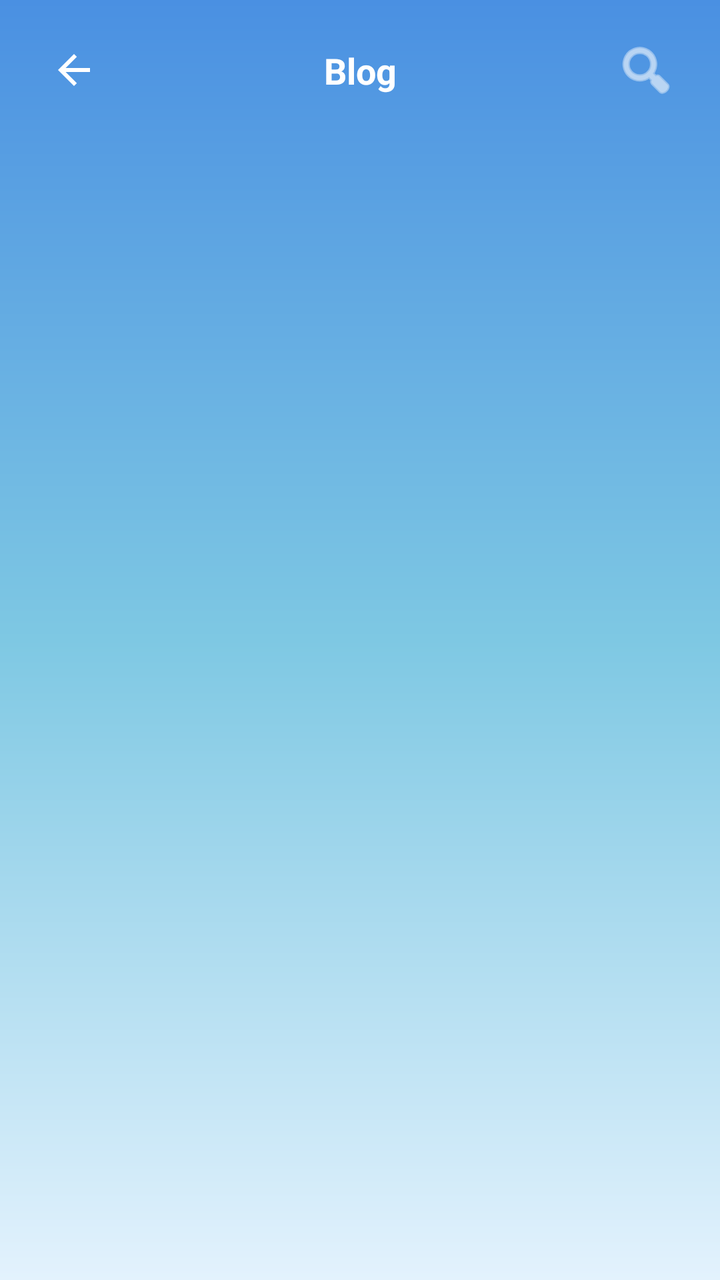
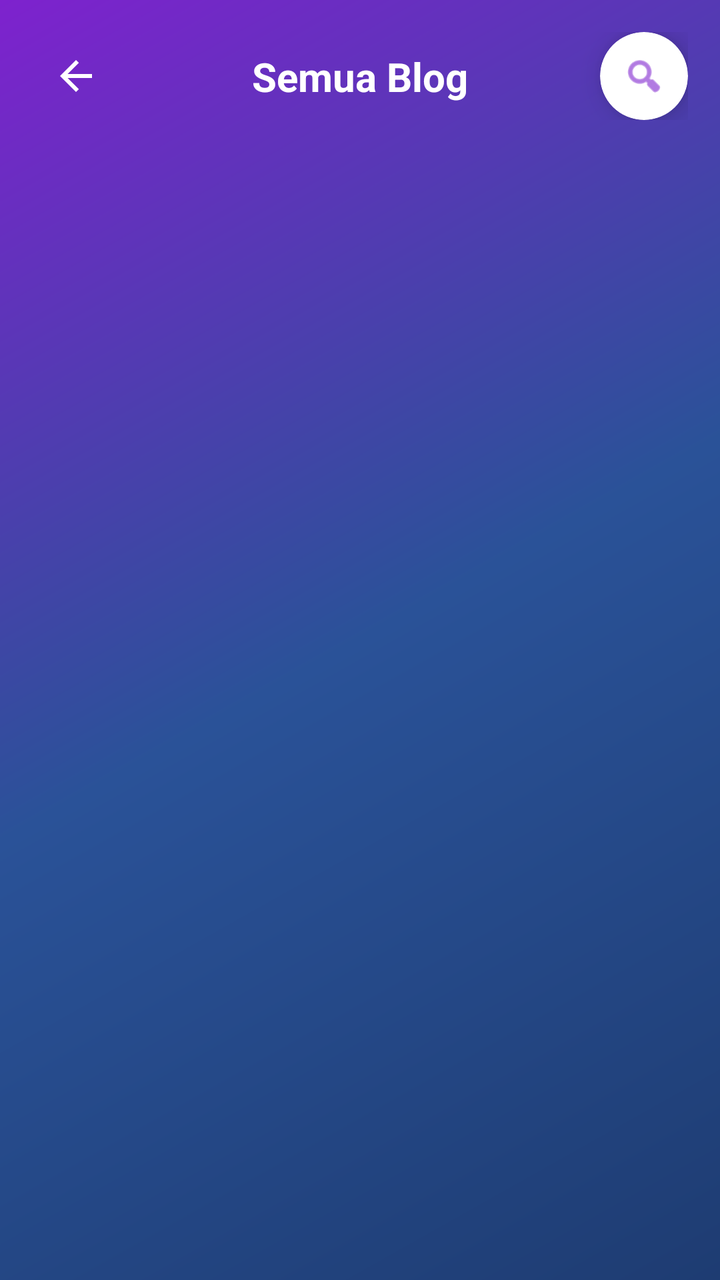

Two renders of the same Android screen: before a commit and after it. Below are the layout's source before the change and the commit's diff.
<!-- AndroidManifest.xml: application theme Theme.NajwaBelajarNavigationDrawer -->
<!-- res/layout/activity_blog_list_user.xml -->
<?xml version="1.0" encoding="utf-8"?>
<androidx.constraintlayout.widget.ConstraintLayout
    xmlns:android="http://schemas.android.com/apk/res/android"
    xmlns:app="http://schemas.android.com/apk/res-auto"
    android:id="@+id/root"
    android:layout_width="match_parent"
    android:layout_height="match_parent"
    android:background="@drawable/bg_gradient">

    
    <androidx.constraintlayout.widget.ConstraintLayout
        android:id="@+id/topBar"
        android:layout_width="0dp"
        android:layout_height="wrap_content"
        android:paddingStart="16dp"
        android:paddingEnd="16dp"
        android:paddingTop="14dp"
        android:paddingBottom="10dp"
        app:layout_constraintTop_toTopOf="parent"
        app:layout_constraintStart_toStartOf="parent"
        app:layout_constraintEnd_toEndOf="parent">

        <ImageButton
            android:id="@+id/btnBack"
            android:layout_width="42dp"
            android:layout_height="42dp"
            android:background="@android:color/transparent"
            android:contentDescription="Kembali"
            android:padding="8dp"
            android:src="@drawable/kembali"
            app:tint="@android:color/white"
            app:layout_constraintStart_toStartOf="parent"
            app:layout_constraintTop_toTopOf="parent"
            app:layout_constraintBottom_toBottomOf="parent"/>

        <TextView
            android:id="@+id/tvTitle"
            android:layout_width="0dp"
            android:layout_height="wrap_content"
            android:text="Blog"
            android:textColor="@android:color/white"
            android:textSize="18sp"
            android:textStyle="bold"
            android:gravity="center"
            app:layout_constraintStart_toEndOf="@id/btnBack"
            app:layout_constraintEnd_toStartOf="@id/btnSearch"
            app:layout_constraintTop_toTopOf="@id/btnBack"
            app:layout_constraintBottom_toBottomOf="@id/btnBack"/>

        <ImageButton
            android:id="@+id/btnSearch"
            android:layout_width="42dp"
            android:layout_height="42dp"
            android:background="@android:color/transparent"
            android:contentDescription="Cari"
            android:padding="8dp"
            android:src="@android:drawable/ic_menu_search"
            app:tint="@android:color/white"
            app:layout_constraintEnd_toEndOf="parent"
            app:layout_constraintTop_toTopOf="parent"
            app:layout_constraintBottom_toBottomOf="parent"/>

    </androidx.constraintlayout.widget.ConstraintLayout>

    
    <com.google.android.material.card.MaterialCardView
        android:id="@+id/cardSearch"
        android:layout_width="0dp"
        android:layout_height="wrap_content"
        android:layout_marginStart="16dp"
        android:layout_marginEnd="16dp"
        android:layout_marginTop="8dp"
        android:visibility="gone"
        app:cardCornerRadius="16dp"
        app:cardElevation="8dp"
        app:cardUseCompatPadding="true"
        app:cardBackgroundColor="@android:color/white"
        app:layout_constraintTop_toBottomOf="@id/topBar"
        app:layout_constraintStart_toStartOf="parent"
        app:layout_constraintEnd_toEndOf="parent">

        <androidx.constraintlayout.widget.ConstraintLayout
            android:layout_width="match_parent"
            android:layout_height="wrap_content"
            android:padding="10dp">

            <com.google.android.material.textfield.TextInputLayout
                android:id="@+id/tilSearch"
                style="@style/Widget.MaterialComponents.TextInputLayout.OutlinedBox"
                android:layout_width="0dp"
                android:layout_height="wrap_content"
                app:boxBackgroundColor="@android:color/white"
                app:boxStrokeColor="#9CC2FF"
                app:boxStrokeWidth="1.5dp"
                app:boxCornerRadiusTopStart="18dp"
                app:boxCornerRadiusTopEnd="18dp"
                app:boxCornerRadiusBottomStart="18dp"
                app:boxCornerRadiusBottomEnd="18dp"
                app:endIconMode="clear_text"
                app:hintEnabled="false"
                app:layout_constraintStart_toStartOf="parent"
                app:layout_constraintEnd_toStartOf="@id/btnCloseSearch"
                app:layout_constraintTop_toTopOf="parent"
                app:layout_constraintBottom_toBottomOf="parent">

                <com.google.android.material.textfield.TextInputEditText
                    android:id="@+id/etSearch"
                    android:layout_width="match_parent"
                    android:layout_height="wrap_content"
                    android:hint="Cari judul / penulis / isi..."
                    android:paddingStart="16dp"
                    android:paddingEnd="56dp"
                    android:paddingTop="12dp"
                    android:paddingBottom="12dp"
                    android:singleLine="true"
                    android:scrollHorizontally="true"
                    android:imeOptions="actionSearch|flagNoPersonalizedLearning"
                    android:inputType="textNoSuggestions"
                    android:importantForAutofill="no"
                    android:autofillHints=""
                    android:textColor="#222222"
                    android:textSize="13sp"
                    android:includeFontPadding="false"/>
            </com.google.android.material.textfield.TextInputLayout>

            <ImageButton
                android:id="@+id/btnCloseSearch"
                android:layout_width="40dp"
                android:layout_height="40dp"
                android:layout_marginStart="8dp"
                android:background="@android:color/transparent"
                android:contentDescription="Tutup search"
                android:src="@android:drawable/ic_menu_close_clear_cancel"
                app:tint="#222222"
                app:layout_constraintEnd_toEndOf="parent"
                app:layout_constraintTop_toTopOf="parent"
                app:layout_constraintBottom_toBottomOf="parent" />

        </androidx.constraintlayout.widget.ConstraintLayout>
    </com.google.android.material.card.MaterialCardView>

    
    <androidx.recyclerview.widget.RecyclerView
        android:id="@+id/rvBlogUser"
        android:layout_width="0dp"
        android:layout_height="0dp"
        android:clipToPadding="false"
        android:overScrollMode="never"
        android:paddingStart="16dp"
        android:paddingEnd="16dp"
        android:paddingTop="12dp"
        android:paddingBottom="24dp"
        app:layout_constraintTop_toBottomOf="@id/cardSearch"
        app:layout_constraintBottom_toBottomOf="parent"
        app:layout_constraintStart_toStartOf="parent"
        app:layout_constraintEnd_toEndOf="parent"/>

    
    <TextView
        android:id="@+id/tvEmpty"
        android:layout_width="0dp"
        android:layout_height="wrap_content"
        android:text="Belum ada blog."
        android:textColor="@android:color/white"
        android:textStyle="bold"
        android:gravity="center"
        android:padding="16dp"
        android:visibility="gone"
        app:layout_constraintTop_toBottomOf="@id/cardSearch"
        app:layout_constraintStart_toStartOf="parent"
        app:layout_constraintEnd_toEndOf="parent"/>

</androidx.constraintlayout.widget.ConstraintLayout>
<!-- resources referenced by this layout -->
<resources>
  <!-- drawable bg_gradient (drawable) -->
  <?xml version="1.0" encoding="utf-8"?>
  <shape xmlns:android="http://schemas.android.com/apk/res/android"
      android:shape="rectangle">
      <gradient
          android:startColor="@color/gradien_awal"
          android:centerColor="@color/gradien_tengah"
          android:endColor="@color/gradien_akhir"
          android:angle="270"
          android:type="linear"
          android:useLevel="false" />
  </shape>
  <!-- drawable kembali (drawable) -->
  <vector xmlns:android="http://schemas.android.com/apk/res/android" android:autoMirrored="true" android:height="24dp" android:tint="#000000" android:viewportHeight="960" android:viewportWidth="960" android:width="24dp">
        
      <path android:fillColor="@android:color/white" android:pathData="M313,520L537,744L480,800L160,480L480,160L537,216L313,440L800,440L800,520L313,520Z"/>
      
  </vector>
  <style name="Theme.NajwaBelajarNavigationDrawer" parent="Base.Theme.NajwaBelajarNavigationDrawer" />
  <color name="gradien_awal">#4A90E2</color>
  <color name="gradien_tengah">#7EC8E3</color>
  <color name="gradien_akhir">#E3F2FD</color>
  <style name="Base.Theme.NajwaBelajarNavigationDrawer" parent="Theme.Material3.DayNight.NoActionBar">
  
          <item name="colorPrimary">@color/biru_tua</item>
          <item name="colorPrimaryContainer">@color/biru_muda</item>
          <item name="colorOnPrimary">@android:color/white</item>
  
          <item name="android:windowBackground">@color/putih</item>
          <item name="android:statusBarColor">@color/biru_tua</item>
  
          <item name="windowActionBar">false</item>
          <item name="android:windowNoTitle">true</item>
      </style>
  <color name="biru_tua">#0D47A1</color>
  <color name="biru_muda">#42A5F5</color>
  <color name="putih">#FFFFFFFF</color>
</resources>

<!-- the commit's change to res/layout/activity_blog_list_user.xml (unified diff, before → after) -->
@@ -5,7 +5,7 @@
     android:id="@+id/root"
     android:layout_width="match_parent"
     android:layout_height="match_parent"
-    android:background="@drawable/bg_gradient">
+    android:background="@drawable/bg_onboarding_gradient">
 
     
     <androidx.constraintlayout.widget.ConstraintLayout
@@ -14,19 +14,19 @@
         android:layout_height="wrap_content"
         android:paddingStart="16dp"
         android:paddingEnd="16dp"
-        android:paddingTop="14dp"
-        android:paddingBottom="10dp"
+        android:paddingTop="16dp"
+        android:paddingBottom="12dp"
         app:layout_constraintTop_toTopOf="parent"
         app:layout_constraintStart_toStartOf="parent"
         app:layout_constraintEnd_toEndOf="parent">
 
         <ImageButton
             android:id="@+id/btnBack"
-            android:layout_width="42dp"
-            android:layout_height="42dp"
-            android:background="@android:color/transparent"
+            android:layout_width="44dp"
+            android:layout_height="44dp"
+            android:background="?attr/selectableItemBackgroundBorderless"
             android:contentDescription="Kembali"
-            android:padding="8dp"
+            android:padding="10dp"
             android:src="@drawable/kembali"
             app:tint="@android:color/white"
             app:layout_constraintStart_toStartOf="parent"
@@ -37,9 +37,9 @@
             android:id="@+id/tvTitle"
             android:layout_width="0dp"
             android:layout_height="wrap_content"
-            android:text="Blog"
+            android:text="Semua Blog"
             android:textColor="@android:color/white"
-            android:textSize="18sp"
+            android:textSize="20sp"
             android:textStyle="bold"
             android:gravity="center"
             app:layout_constraintStart_toEndOf="@id/btnBack"
@@ -47,97 +47,79 @@
             app:layout_constraintTop_toTopOf="@id/btnBack"
             app:layout_constraintBottom_toBottomOf="@id/btnBack"/>
 
-        <ImageButton
+        <androidx.cardview.widget.CardView
             android:id="@+id/btnSearch"
-            android:layout_width="42dp"
-            android:layout_height="42dp"
-            android:background="@android:color/transparent"
-            android:contentDescription="Cari"
-            android:padding="8dp"
-            android:src="@android:drawable/ic_menu_search"
-            app:tint="@android:color/white"
+            android:layout_width="44dp"
+            android:layout_height="44dp"
+            android:clickable="true"
+            android:focusable="true"
+            android:foreground="?attr/selectableItemBackgroundBorderless"
+            app:cardCornerRadius="22dp"
+            app:cardElevation="8dp"
+            app:cardBackgroundColor="@android:color/white"
             app:layout_constraintEnd_toEndOf="parent"
             app:layout_constraintTop_toTopOf="parent"
-            app:layout_constraintBottom_toBottomOf="parent"/>
+            app:layout_constraintBottom_toBottomOf="parent">
+
+            <ImageView
+                android:layout_width="22dp"
+                android:layout_height="22dp"
+                android:layout_gravity="center"
+                android:contentDescription="Cari"
+                android:src="@android:drawable/ic_menu_search"
+                app:tint="#7e22ce" />
+        </androidx.cardview.widget.CardView>
 
     </androidx.constraintlayout.widget.ConstraintLayout>
 
     
-    <com.google.android.material.card.MaterialCardView
+    <androidx.cardview.widget.CardView
         android:id="@+id/cardSearch"
         android:layout_width="0dp"
         android:layout_height="wrap_content"
         android:layout_marginStart="16dp"
         android:layout_marginEnd="16dp"
-        android:layout_marginTop="8dp"
+        android:layout_marginTop="12dp"
         android:visibility="gone"
-        app:cardCornerRadius="16dp"
-        app:cardElevation="8dp"
-        app:cardUseCompatPadding="true"
+        app:cardCornerRadius="24dp"
+        app:cardElevation="12dp"
         app:cardBackgroundColor="@android:color/white"
         app:layout_constraintTop_toBottomOf="@id/topBar"
         app:layout_constraintStart_toStartOf="parent"
         app:layout_constraintEnd_toEndOf="parent">
 
-        <androidx.constraintlayout.widget.ConstraintLayout
+        <LinearLayout
             android:layout_width="match_parent"
             android:layout_height="wrap_content"
-            android:padding="10dp">
+            android:gravity="center_vertical"
+            android:orientation="horizontal"
+            android:padding="16dp">
 
-            <com.google.android.material.textfield.TextInputLayout
-                android:id="@+id/tilSearch"
-                style="@style/Widget.MaterialComponents.TextInputLayout.OutlinedBox"
+            <EditText
+                android:id="@+id/etSearch"
                 android:layout_width="0dp"
                 android:layout_height="wrap_content"
-                app:boxBackgroundColor="@android:color/white"
-                app:boxStrokeColor="#9CC2FF"
-                app:boxStrokeWidth="1.5dp"
-                app:boxCornerRadiusTopStart="18dp"
-                app:boxCornerRadiusTopEnd="18dp"
-                app:boxCornerRadiusBottomStart="18dp"
-                app:boxCornerRadiusBottomEnd="18dp"
-                app:endIconMode="clear_text"
-                app:hintEnabled="false"
-                app:layout_constraintStart_toStartOf="parent"
-                app:layout_constraintEnd_toStartOf="@id/btnCloseSearch"
-                app:layout_constraintTop_toTopOf="parent"
-                app:layout_constraintBottom_toBottomOf="parent">
-
-                <com.google.android.material.textfield.TextInputEditText
-                    android:id="@+id/etSearch"
-                    android:layout_width="match_parent"
-                    android:layout_height="wrap_content"
-                    android:hint="Cari judul / penulis / isi..."
-                    android:paddingStart="16dp"
-                    android:paddingEnd="56dp"
-                    android:paddingTop="12dp"
-                    android:paddingBottom="12dp"
-                    android:singleLine="true"
-                    android:scrollHorizontally="true"
-                    android:imeOptions="actionSearch|flagNoPersonalizedLearning"
-                    android:inputType="textNoSuggestions"
-                    android:importantForAutofill="no"
-                    android:autofillHints=""
-                    android:textColor="#222222"
-                    android:textSize="13sp"
-                    android:includeFontPadding="false"/>
-            </com.google.android.material.textfield.TextInputLayout>
+                android:layout_weight="1"
+                android:background="@android:color/transparent"
+                android:hint="Cari judul / penulis / isi..."
+                android:imeOptions="actionSearch"
+                android:importantForAutofill="no"
+                android:inputType="text"
+                android:textColor="#1e3c72"
+                android:textColorHint="#94a3b8"
+                android:textSize="14sp" />
 
             <ImageButton
                 android:id="@+id/btnCloseSearch"
-                android:layout_width="40dp"
-                android:layout_height="40dp"
-                android:layout_marginStart="8dp"
-                android:background="@android:color/transparent"
+                android:layout_width="36dp"
+                android:layout_height="36dp"
+                android:background="?attr/selectableItemBackgroundBorderless"
                 android:contentDescription="Tutup search"
+                android:padding="6dp"
                 android:src="@android:drawable/ic_menu_close_clear_cancel"
-                app:tint="#222222"
-                app:layout_constraintEnd_toEndOf="parent"
-                app:layout_constraintTop_toTopOf="parent"
-                app:layout_constraintBottom_toBottomOf="parent" />
-
-        </androidx.constraintlayout.widget.ConstraintLayout>
-    </com.google.android.material.card.MaterialCardView>
+                app:tint="#64748b" />
+        </LinearLayout>
+    </androidx.cardview.widget.CardView>
 
     
     <androidx.recyclerview.widget.RecyclerView
@@ -148,7 +130,7 @@
         android:overScrollMode="never"
         android:paddingStart="16dp"
         android:paddingEnd="16dp"
-        android:paddingTop="12dp"
+        android:paddingTop="16dp"
         android:paddingBottom="24dp"
         app:layout_constraintTop_toBottomOf="@id/cardSearch"
         app:layout_constraintBottom_toBottomOf="parent"
@@ -156,18 +138,35 @@
         app:layout_constraintEnd_toEndOf="parent"/>
 
     
-    <TextView
-        android:id="@+id/tvEmpty"
-        android:layout_width="0dp"
+    <LinearLayout
+        android:id="@+id/emptyState"
+        android:layout_width="wrap_content"
         android:layout_height="wrap_content"
-        android:text="Belum ada blog."
-        android:textColor="@android:color/white"
-        android:textStyle="bold"
         android:gravity="center"
-        android:padding="16dp"
+        android:orientation="vertical"
         android:visibility="gone"
         app:layout_constraintTop_toBottomOf="@id/cardSearch"
+        app:layout_constraintBottom_toBottomOf="parent"
         app:layout_constraintStart_toStartOf="parent"
-        app:layout_constraintEnd_toEndOf="parent"/>
+        app:layout_constraintEnd_toEndOf="parent">
+
+        <ImageView
+            android:layout_width="120dp"
+            android:layout_height="120dp"
+            android:alpha="0.6"
+            android:contentDescription="Empty"
+            android:src="@drawable/ic_blog"
+            app:tint="@android:color/white" />
+
+        <TextView
+            android:id="@+id/tvEmpty"
+            android:layout_width="wrap_content"
+            android:layout_height="wrap_content"
+            android:layout_marginTop="16dp"
+            android:text="Belum ada blog"
+            android:textColor="@android:color/white"
+            android:textSize="16sp"
+            android:textStyle="bold" />
+    </LinearLayout>
 
 </androidx.constraintlayout.widget.ConstraintLayout>
<!-- resource entries referenced after the edit -->
@@ -1,17 +1,27 @@
 <!-- resources referenced by this layout -->
 <resources>
-  <!-- drawable bg_gradient (drawable) -->
+  <!-- drawable bg_onboarding_gradient (drawable) -->
   <?xml version="1.0" encoding="utf-8"?>
-  <shape xmlns:android="http://schemas.android.com/apk/res/android"
-      android:shape="rectangle">
+  <shape xmlns:android="http://schemas.android.com/apk/res/android">
       <gradient
-          android:startColor="@color/gradien_awal"
-          android:centerColor="@color/gradien_tengah"
-          android:endColor="@color/gradien_akhir"
-          android:angle="270"
-          android:type="linear"
-          android:useLevel="false" />
+          android:angle="135"
+          android:startColor="#1e3c72"
+          android:centerColor="#2a5298"
+          android:endColor="#7e22ce"
+          android:type="linear" />
   </shape>
+  <!-- drawable ic_blog (drawable-anydpi) -->
+  <vector xmlns:android="http://schemas.android.com/apk/res/android"
+      android:width="24dp"
+      android:height="24dp"
+      android:viewportWidth="960"
+      android:viewportHeight="960"
+      android:tint="#333333"
+      android:alpha="0.6">
+    <path
+        android:fillColor="@android:color/white"
+        android:pathData="M160,120L240,280L360,280L280,120L360,120L440,280L560,280L480,120L560,120L640,280L760,280L680,120L800,120Q833,120 856.5,143.5Q880,167 880,200L880,760Q880,793 856.5,816.5Q833,840 800,840L160,840Q127,840 103.5,816.5Q80,793 80,760L80,200Q80,167 103.5,143.5Q127,120 160,120ZM160,360L160,760Q160,760 160,760Q160,760 160,760L800,760Q800,760 800,760Q800,760 800,760L800,360L160,360ZM160,360L160,360L160,760Q160,760 160,760Q160,760 160,760L160,760Q160,760 160,760Q160,760 160,760L160,360ZM320,720L640,720L640,698Q640,654 596,627Q552,600 480,600Q408,600 364,627Q320,654 320,698L320,720ZM480,560Q513,560 536.5,536.5Q560,513 560,480Q560,447 536.5,423.5Q513,400 480,400Q447,400 423.5,423.5Q400,447 400,480Q400,513 423.5,536.5Q447,560 480,560Z"/>
+  </vector>
   <!-- drawable kembali (drawable) -->
   <vector xmlns:android="http://schemas.android.com/apk/res/android" android:autoMirrored="true" android:height="24dp" android:tint="#000000" android:viewportHeight="960" android:viewportWidth="960" android:width="24dp">
         
@@ -19,9 +29,6 @@
       
   </vector>
   <style name="Theme.NajwaBelajarNavigationDrawer" parent="Base.Theme.NajwaBelajarNavigationDrawer" />
-  <color name="gradien_awal">#4A90E2</color>
-  <color name="gradien_tengah">#7EC8E3</color>
-  <color name="gradien_akhir">#E3F2FD</color>
   <style name="Base.Theme.NajwaBelajarNavigationDrawer" parent="Theme.Material3.DayNight.NoActionBar">
   
           <item name="colorPrimary">@color/biru_tua</item>
